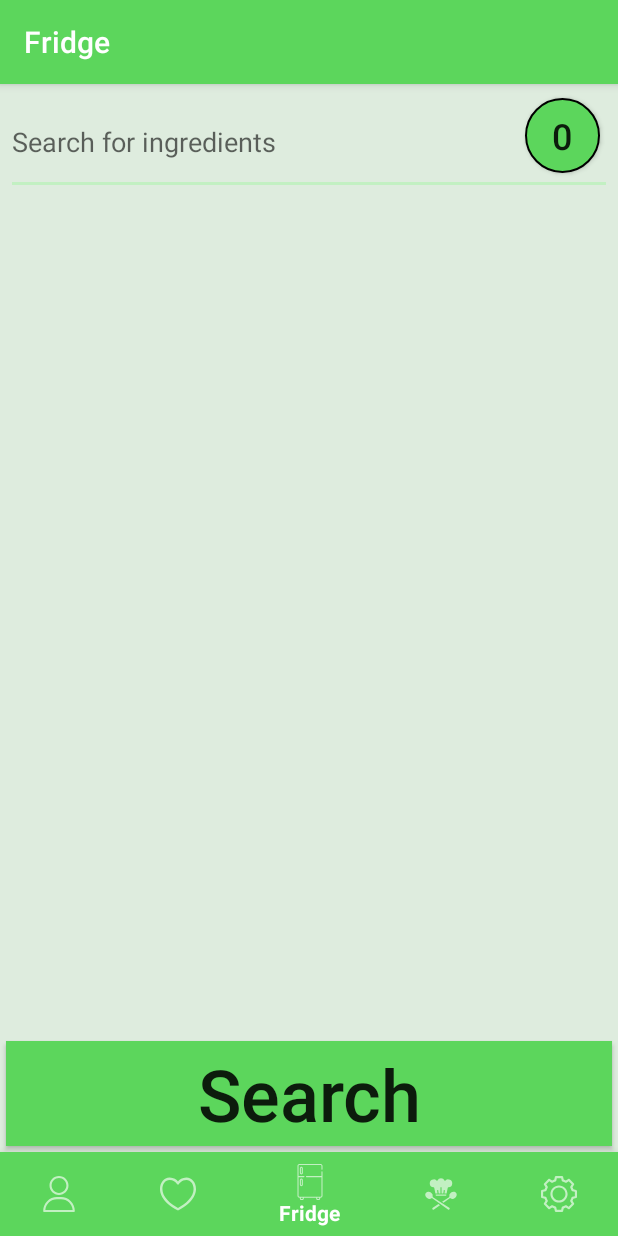
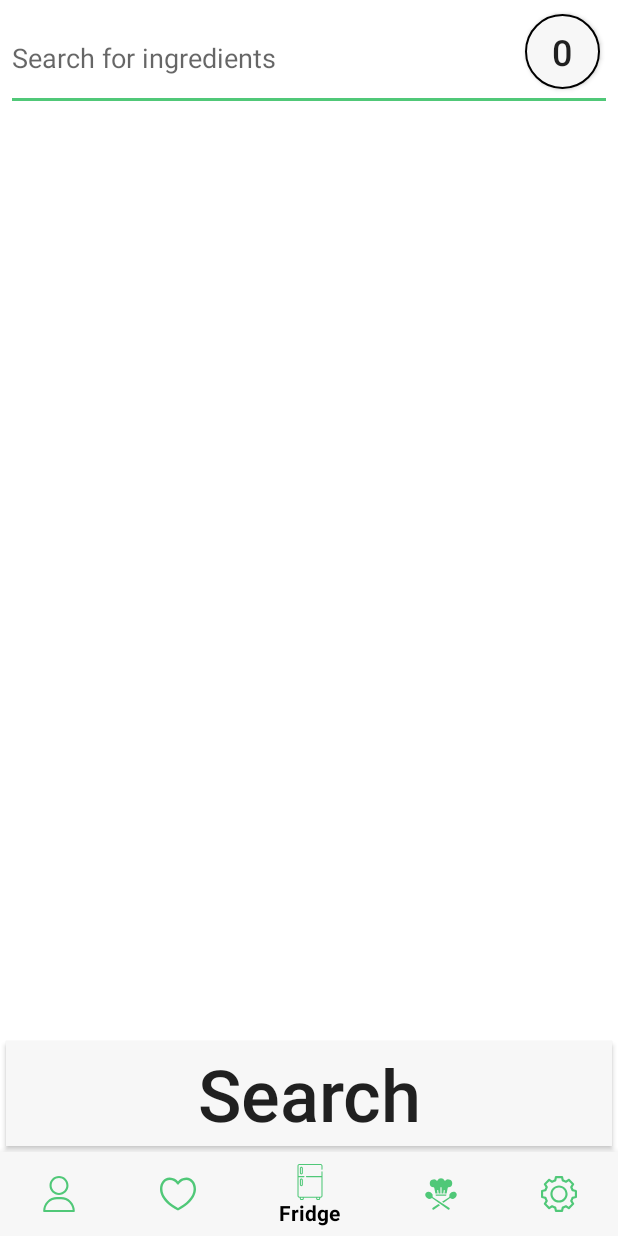
Before and after one commit to MattDominey5107530/FridgRApplication, an Android app: the screen it shows after launch (MainActivity), on a phone screen of 412 x 824 dp. Run offline under Robolectric (Android 15) with nearby library versions, the phone set to English and light mode, and no system bars.

Commit message:
NoActionBar + New color palette

```diff
--- a/app/src/main/java/com/example/fridgr/MainActivity.kt
+++ b/app/src/main/java/com/example/fridgr/MainActivity.kt
@@ -8,18 +8,15 @@ import com.google.android.material.bottomnavigation.BottomNavigationView
 
 class MainActivity : AppCompatActivity() {
 
-    lateinit var toolbar: ActionBar
 
     override fun onCreate(savedInstanceState: Bundle?) {
         super.onCreate(savedInstanceState)
         setContentView(R.layout.activity_main)
 
-        toolbar = supportActionBar!!
         val bottomNavigation: BottomNavigationView = findViewById(R.id.bottom_navigation)
         bottomNavigation.setOnNavigationItemSelectedListener(mOnNavigationItemSelectedListener)
 
         //Preload the fridge tab into the view and set the navigation bar to show that you're on that page
-        toolbar.title = "Fridge"
         val fridgeFragment = FridgeFragment.newInstance()
         openFragment(fridgeFragment)
         bottomNavigation.selectedItemId = R.id.navigation_fridge
@@ -31,32 +28,27 @@ class MainActivity : AppCompatActivity() {
     private val mOnNavigationItemSelectedListener = BottomNavigationView.OnNavigationItemSelectedListener { item ->
         when (item.itemId) {
             R.id.navigation_profile -> {
-                toolbar.title = "Profile"
                 val profileFragment = ProfileFragment.newInstance()
                 openFragment(profileFragment)
                 return@OnNavigationItemSelectedListener true
             }
             R.id.navigation_favourites -> {
-                toolbar.title = "Favourites"
                 val favouritesFragment = FavouritesFragment.newInstance()
                 openFragment(favouritesFragment)
                 return@OnNavigationItemSelectedListener true
             }
             R.id.navigation_fridge -> {
-                toolbar.title = "Fridge"
                 val fridgeFragment = FridgeFragment.newInstance()
                 openFragment(fridgeFragment)
                 return@OnNavigationItemSelectedListener true
             }
             R.id.navigation_recipesearch -> {
-                toolbar.title = "Recipe Search"
                 val recipeSearchFragment = RecipeSearchFragment.newInstance()
                 openFragment(recipeSearchFragment)
                 return@OnNavigationItemSelectedListener true
             }
             //TODO: Remove after creating and testing all GUI elements
             R.id.navigation_settings -> {
-                toolbar.title = "Testing"
                 val testFragment = LoginFragment.newInstance()
                 openFragment(testFragment)
                 return@OnNavigationItemSelectedListener true
--- a/app/src/main/res/values/colors.xml
+++ b/app/src/main/res/values/colors.xml
@@ -1,9 +1,11 @@
 <?xml version="1.0" encoding="utf-8"?>
 <resources>
-    <color name="colorPrimary">#5CD65C</color>
-    <color name="colorPrimaryDark">#29A329</color>
-    <color name="colorAccent">#C2F0C2</color>
-    <color name="background">#DEECDE</color>
+    <color name="colorPrimary">#f7f7f7</color>
+    <color name="colorPrimaryDark">#c4c4c4</color>
+    <color name="colorAccent">#50c878</color>
+    <color name="background">#ffffff</color>
 
-    <color name="textLightPrimary">#FFFFFF</color>
+    <color name="textLightPrimary">#000000</color>
+    <color name="textOnS">#ffffff</color>
+
 </resources>
--- a/app/src/main/res/values/styles.xml
+++ b/app/src/main/res/values/styles.xml
@@ -1,7 +1,7 @@
 <resources>
 
     <!-- Base application theme. -->
-    <style name="AppTheme" parent="Theme.AppCompat.Light.DarkActionBar">
+    <style name="AppTheme" parent="Theme.AppCompat.Light.NoActionBar">
         <!-- Customize your theme here. -->
         <item name="colorPrimary">@color/colorPrimary</item>
         <item name="colorPrimaryDark">@color/colorPrimaryDark</item>
--- a/build.gradle
+++ b/build.gradle
@@ -8,7 +8,7 @@ buildscript {
 
     }
     dependencies {
-        classpath 'com.android.tools.build:gradle:3.5.3'
+        classpath 'com.android.tools.build:gradle:3.6.3'
         classpath "org.jetbrains.kotlin:kotlin-gradle-plugin:$kotlin_version"
         // NOTE: Do not place your application dependencies here; they belong
         // in the individual module build.gradle files
```
Also changed, not shown: gradle/wrapper/gradle-wrapper.properties.
